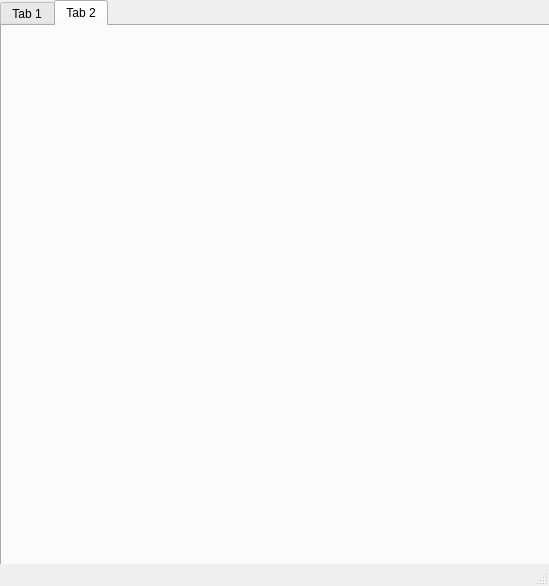
Above: window_view/window.ui from Abvbobko/piris before the change. Below: the same form after it.
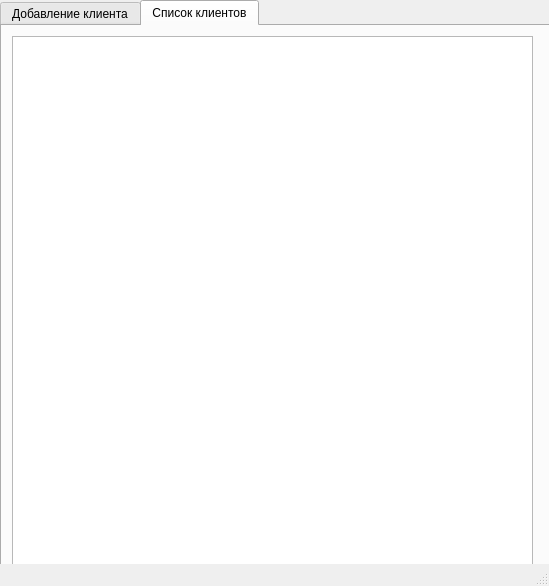
That is the form after the change. The open tabs and pages were chosen to show the change.

Commit message: Add client list

```diff
--- a/window_view/window.ui
+++ b/window_view/window.ui
@@ -14,7 +14,7 @@
    <string>MainWindow</string>
   </property>
   <property name="autoFillBackground">
-   <bool>true</bool>
+   <bool>false</bool>
   </property>
   <widget class="QWidget" name="centralwidget">
    <widget class="QTabWidget" name="tabs">
@@ -28,7 +28,7 @@
     </property>
     <widget class="QWidget" name="adding_tab">
      <attribute name="title">
-      <string>Tab 1</string>
+      <string>Добавление клиента</string>
      </attribute>
      <widget class="QLabel" name="surname_label">
       <property name="geometry">
@@ -669,8 +669,21 @@
     </widget>
     <widget class="QWidget" name="tab_2">
      <attribute name="title">
-      <string>Tab 2</string>
+      <string>Список клиентов</string>
      </attribute>
+     <widget class="QTableWidget" name="clients_table">
+      <property name="enabled">
+       <bool>true</bool>
+      </property>
+      <property name="geometry">
+       <rect>
+        <x>10</x>
+        <y>10</y>
+        <width>521</width>
+        <height>531</height>
+       </rect>
+      </property>
+     </widget>
     </widget>
    </widget>
   </widget>
```
Left out of the diff: 5 changed lines with no effect on the pictures. The commit also changes 5 other files.
